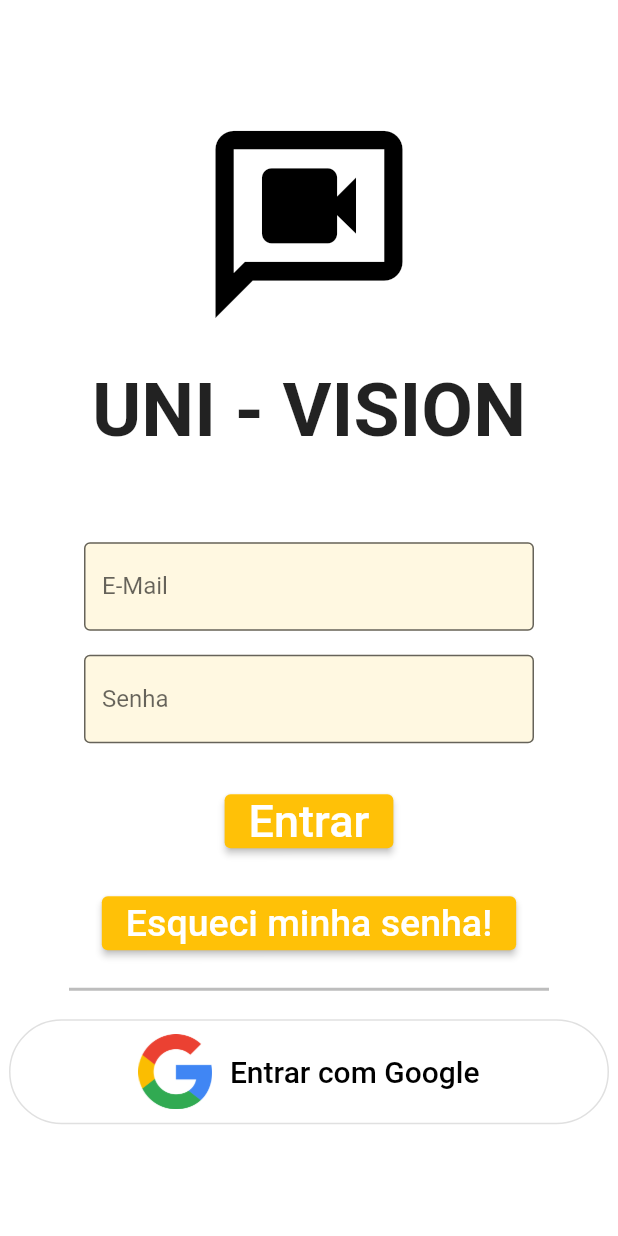
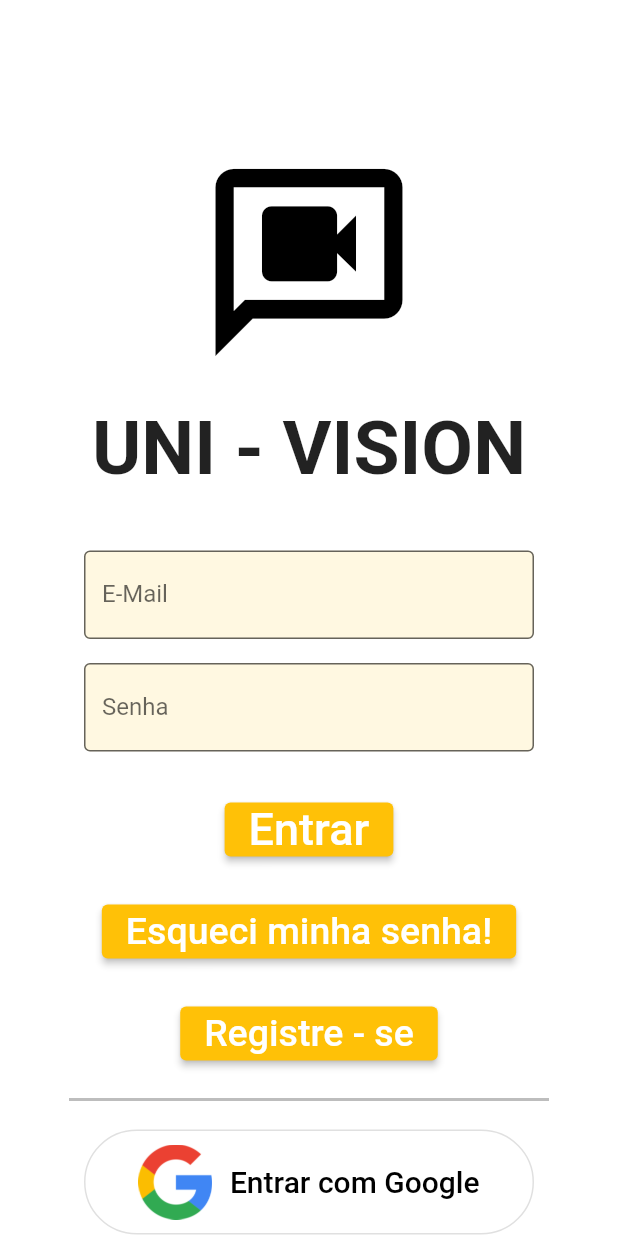
Before and after one commit to GabriielOps/uni_vision_ofc, a Flutter app: the screen it shows after launch, on a phone screen of 412 x 824 dp. Run offline on Flutter 3.47's test engine with Material 2 defaults, Android fonts, the light colour scheme and no system bars; our stand-ins replace fan_carousel_image_slider, firebase_auth, firebase_core, google_sign_in; missing offline and left inert: hold_down_button; accounts and stored records are empty.

Commit message:
All buttons working and logout working too

```diff
--- a/lib/contents/login_forms.dart
+++ /dev/null
@@ -1,55 +0,0 @@
-import 'package:flutter/material.dart';
-
-class Login extends StatefulWidget {
-  const Login({super.key});
-
-  @override
-  State<Login> createState() => _LoginState();
-}
-
-class _LoginState extends State<Login> {
-  TextEditingController loginController = TextEditingController();
-
-  @override
-  Widget build(BuildContext context) {
-    return SizedBox(
-      width: 300,
-      child: TextFormField(
-        keyboardType: TextInputType.emailAddress,
-        controller: loginController,
-        decoration: InputDecoration(
-            filled: true,
-            fillColor: Colors.amber[50],
-            border: const OutlineInputBorder(),
-            labelText: 'E-Mail'),
-      ),
-    );
-  }
-}
-
-class Password extends StatefulWidget {
-  const Password({super.key});
-
-  @override
-  State<Password> createState() => _PasswordState();
-}
-
-class _PasswordState extends State<Password> {
-  TextEditingController passwordController = TextEditingController();
-
-  @override
-  Widget build(BuildContext context) {
-    return SizedBox(
-      width: 300,
-      child: TextFormField(
-        controller: passwordController,
-        obscureText: true,
-        decoration: InputDecoration(
-            filled: true,
-            fillColor: Colors.amber[50],
-            border: const OutlineInputBorder(),
-            labelText: 'Senha'),
-      ),
-    );
-  }
-}
--- a/lib/main.dart
+++ b/lib/main.dart
@@ -1,8 +1,6 @@
 import 'package:flutter/material.dart';
-//import 'package:uni_vision_ofc/screens/cameras_menu.dart';
 import 'package:firebase_core/firebase_core.dart';
-//import 'package:cloud_firestore/cloud_firestore.dart';
-import 'package:uni_vision_ofc/screens/login_page.dart';
+import 'package:uni_vision_ofc/screens/main_page.dart';
 
 void main() async {
   WidgetsFlutterBinding.ensureInitialized();
@@ -21,6 +19,6 @@ class _HomeState extends State<Home> {
   @override
   Widget build(BuildContext context) {
     return const MaterialApp(
-        debugShowCheckedModeBanner: false, home: LoginPage());
+        debugShowCheckedModeBanner: false, home: MainPage());
   }
 }
--- a/lib/screens/login_page.dart
+++ b/lib/screens/login_page.dart
@@ -1,9 +1,9 @@
+import 'package:firebase_auth/firebase_auth.dart';
 import 'package:flutter/material.dart';
 import 'package:uni_vision_ofc/contents/google_sing_in.dart';
 import 'package:uni_vision_ofc/screens/cameras_menu.dart';
 import 'package:uni_vision_ofc/screens/password_reset.dart';
-
-import '../contents/login_forms.dart';
+import 'package:uni_vision_ofc/screens/resgister.dart';
 
 class LoginPage extends StatefulWidget {
   const LoginPage({super.key});
@@ -13,40 +13,84 @@ class LoginPage extends StatefulWidget {
 }
 
 class _LoginPageState extends State<LoginPage> {
+  final loginController = TextEditingController();
+  final passwordController = TextEditingController();
+
+  Future dbSignIn() async {
+    await FirebaseAuth.instance.signInWithEmailAndPassword(
+      email: loginController.text.trim(),
+      password: passwordController.text.trim(),
+    );
+  }
+
+  @override
+  void dispose() {
+    loginController.dispose();
+    passwordController.dispose();
+    super.dispose();
+  }
+
   @override
   Widget build(BuildContext context) {
     return Scaffold(
         backgroundColor: Colors.white,
-        body: Column(
+        body: SingleChildScrollView(
+          child: Center(
+            child: Column(
               mainAxisAlignment: MainAxisAlignment.center,
               crossAxisAlignment: CrossAxisAlignment.center,
               children: [
-            const Icon(
+                const Padding(
+                  padding: EdgeInsets.only(top: 100.0),
+                  child: Icon(
                     Icons.video_chat_outlined,
                     color: Colors.black,
                     size: 150,
                   ),
+                ),
                 const SizedBox(
                     //Escrita Uni Vision
                     child: Padding(
-              padding: EdgeInsets.only(bottom: 50.0, top: 20),
+                  padding: EdgeInsets.only(bottom: 30.0, top: 20),
                   child: Text(
                     'UNI - VISION',
                     style: TextStyle(fontSize: 50, fontWeight: FontWeight.bold),
                   ),
                 )),
-            const Padding(
+                Padding(
                   //Login - E-Mail
-              padding: EdgeInsets.all(8.0),
+                  padding: const EdgeInsets.all(8.0),
                   child: Center(
-                child: Login(),
+                    child: SizedBox(
+                      width: 300,
+                      child: TextFormField(
+                        keyboardType: TextInputType.emailAddress,
+                        controller: loginController,
+                        decoration: InputDecoration(
+                            filled: true,
+                            fillColor: Colors.amber[50],
+                            border: const OutlineInputBorder(),
+                            labelText: 'E-Mail'),
                       ),
                     ),
-            const Padding(
+                  ),
+                ),
+                Padding(
                   //Login - Senha
-              padding: EdgeInsets.all(8.0),
+                  padding: const EdgeInsets.all(8.0),
                   child: Center(
-                child: Password(),
+                    child: SizedBox(
+                      width: 300,
+                      child: TextFormField(
+                        controller: passwordController,
+                        obscureText: true,
+                        decoration: InputDecoration(
+                            filled: true,
+                            fillColor: Colors.amber[50],
+                            border: const OutlineInputBorder(),
+                            labelText: 'Senha'),
+                      ),
+                    ),
                   ),
                 ),
                 SizedBox(
@@ -54,9 +98,11 @@ class _LoginPageState extends State<LoginPage> {
                   child: Padding(
                     padding: const EdgeInsets.only(top: 20.0),
                     child: ElevatedButton(
-                  style:
-                      ElevatedButton.styleFrom(backgroundColor: Colors.amber),
-                  onPressed: () {/* Adicionar Função Aqui */},
+                      style: ElevatedButton.styleFrom(
+                          backgroundColor: Colors.amber),
+                      onPressed: () {
+                        dbSignIn();
+                      },
                       child: const Text(
                         'Entrar',
                         style: TextStyle(fontSize: 30),
@@ -69,8 +115,8 @@ class _LoginPageState extends State<LoginPage> {
                   child: Padding(
                     padding: const EdgeInsets.only(top: 20.0),
                     child: ElevatedButton(
-                  style:
-                      ElevatedButton.styleFrom(backgroundColor: Colors.amber),
+                      style: ElevatedButton.styleFrom(
+                          backgroundColor: Colors.amber),
                       onPressed: () {
                         Navigator.of(context)
                             .push(MaterialPageRoute(builder: (context) {
@@ -79,6 +125,28 @@ class _LoginPageState extends State<LoginPage> {
                       },
                       child: const Text(
                         'Esqueci minha senha!',
+                        style: TextStyle(
+                          fontSize: 25,
+                        ),
+                      ),
+                    ),
+                  ),
+                ),
+                SizedBox(
+                  // Esqueci minha Senha
+                  child: Padding(
+                    padding: const EdgeInsets.only(top: 20.0),
+                    child: ElevatedButton(
+                      style: ElevatedButton.styleFrom(
+                          backgroundColor: Colors.amber),
+                      onPressed: () {
+                        Navigator.of(context)
+                            .push(MaterialPageRoute(builder: (context) {
+                          return const RegisterPage();
+                        }));
+                      },
+                      child: const Text(
+                        'Registre - se',
                         style: TextStyle(
                           fontSize: 25,
                         ),
@@ -103,7 +171,7 @@ class _LoginPageState extends State<LoginPage> {
                 ),
                 SizedBox(
                   height: 70,
-              width: 400,
+                  width: 300,
                   child: OutlinedButton(
                     onPressed: () {
                       singInWithGoogle().then((value) {
@@ -130,7 +198,8 @@ class _LoginPageState extends State<LoginPage> {
                             padding: EdgeInsets.only(left: 12.0),
                             child: Text(
                               'Entrar com Google',
-                          style: TextStyle(fontSize: 20, color: Colors.black),
+                              style:
+                                  TextStyle(fontSize: 20, color: Colors.black),
                             ),
                           )
                         ],
@@ -139,6 +208,8 @@ class _LoginPageState extends State<LoginPage> {
                   ),
                 ),
               ],
+            ),
+          ),
         ));
   }
 }
--- /dev/null
+++ b/lib/screens/main_page.dart
@@ -0,0 +1,23 @@
+import 'package:firebase_auth/firebase_auth.dart';
+import 'package:flutter/material.dart';
+import 'package:uni_vision_ofc/screens/cameras_menu.dart';
+import 'package:uni_vision_ofc/screens/login_page.dart';
+
+class MainPage extends StatelessWidget {
+  const MainPage({super.key});
+
+  @override
+  Widget build(BuildContext context) {
+    return Scaffold(
+        body: StreamBuilder<User?>(
+      stream: FirebaseAuth.instance.authStateChanges(),
+      builder: (context, snapshot) {
+        if (snapshot.hasData) {
+          return const CamerasMenu(5);
+        } else {
+          return const LoginPage();
+        }
+      },
+    ));
+  }
+}
--- a/lib/screens/password_reset.dart
+++ b/lib/screens/password_reset.dart
@@ -29,15 +29,16 @@ class _ResetPasswordPageState extends State<ResetPasswordPage> {
         child: Container(
           color: Colors.white,
           child: SizedBox(
-            height: 200,
+            height: 260,
             width: 300,
             child: Column(
+              mainAxisAlignment: MainAxisAlignment.spaceEvenly,
               children: [
                 const Padding(
                   padding: EdgeInsets.all(8.0),
                   child: Text(
                     'Insira seu E-Mail',
-                    style: TextStyle(fontSize: 40, color: Colors.indigo),
+                    style: TextStyle(fontSize: 30, color: Colors.indigo),
                   ),
                 ),
                 Padding(
```
Also changed, not shown: lib/contents/google_sing_in.dart (+3 -4 lines), lib/screens/cameras_menu.dart (+58 -21 lines), lib/screens/resgister.dart (added, +89 -0 lines), lib/screens/suporte.dart (added, +77 -0 lines). Lines whose indentation alone changed are shown as unchanged.
